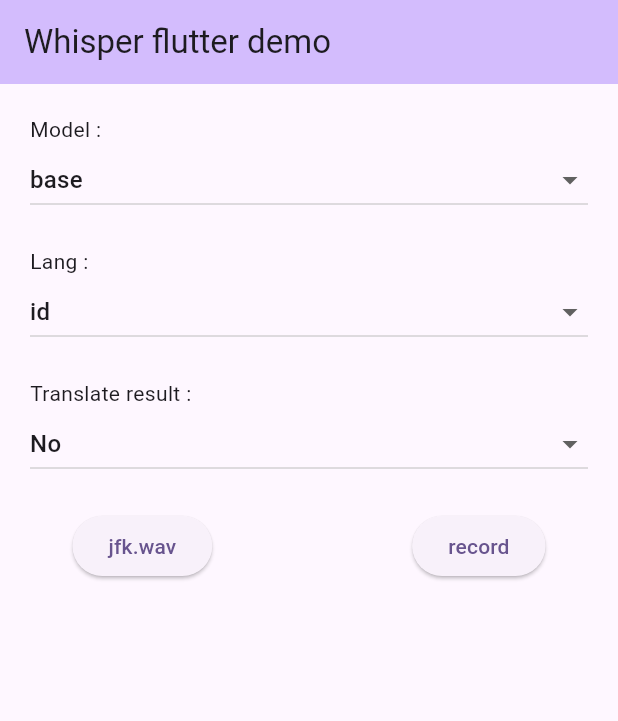
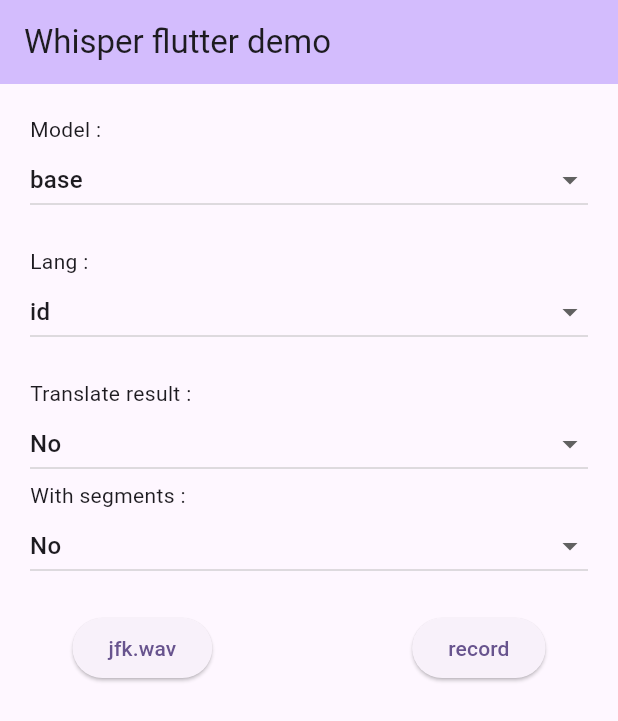
Before and after one commit to krikristoophe/whisper_flutter_plus, a Flutter app: the screen it shows after launch, on a phone screen of 412 x 824 dp. Shown: the top 721 px of the screen. Run offline on Flutter 3.47's test engine with Material 2 defaults, Android fonts, the phone set to English and light mode, and no system bars; our stand-ins replace flutter_riverpod, freezed_annotation, universal_io; missing offline and left inert: dart:ffi, easy_dart_logger, ffmpeg_kit_flutter_full_gpl, record; generated files the repository leaves out were written again.

Commit message:
feat: add transcribe segments with timestamp

```diff
--- a/example/lib/main.dart
+++ b/example/lib/main.dart
@@ -42,6 +42,7 @@
     final WhisperModel model = ref.watch(modelProvider);
     final String lang = ref.watch(langProvider);
     final bool translate = ref.watch(translateProvider);
+    final bool withSegments = ref.watch(withSegmentsProvider);
     final WhisperController controller = ref.watch(
       whisperControllerProvider.notifier,
     );
@@ -126,6 +127,27 @@
                         }
                       },
                     ),
+                    const Text('With segments :'),
+                    DropdownButton(
+                      isExpanded: true,
+                      value: withSegments,
+                      items: const [
+                        DropdownMenuItem(
+                          value: false,
+                          child: Text('No'),
+                        ),
+                        DropdownMenuItem(
+                          value: true,
+                          child: Text('Yes'),
+                        ),
+                      ],
+                      onChanged: (bool? withSegments) {
+                        if (withSegments != null) {
+                          ref.read(withSegmentsProvider.notifier).state =
+                              withSegments;
+                        }
+                      },
+                    ),
                     const SizedBox(height: 20),
                     Row(
                       mainAxisAlignment: MainAxisAlignment.spaceAround,
@@ -169,12 +191,37 @@
                     if (transcriptionResult != null) ...[
                       const SizedBox(height: 20),
                       Text(
-                        transcriptionResult.transcription,
+                        transcriptionResult.transcription.text,
                       ),
                       const SizedBox(height: 20),
                       Text(
                         transcriptionResult.time.toString(),
                       ),
+                      if (transcriptionResult.transcription.segments !=
+                          null) ...[
+                        const SizedBox(height: 20),
+                        Expanded(
+                          child: ListView.separated(
+                            itemCount: transcriptionResult
+                                .transcription.segments!.length,
+                            itemBuilder: (context, index) {
+                              final WhisperTranscribeSegment segment =
+                                  transcriptionResult
+                                      .transcription.segments![index];
+
+                              final Duration fromTs = segment.fromTs;
+                              final Duration toTs = segment.toTs;
+                              final String text = segment.text;
+                              return Text(
+                                '[$fromTs - $toTs] $text',
+                              );
+                            },
+                            separatorBuilder: (context, index) {
+                              return const Divider();
+                            },
+                          ),
+                        ),
+                      ],
                     ],
                   ],
                 );
--- a/example/lib/providers.dart
+++ b/example/lib/providers.dart
@@ -6,3 +6,5 @@
 final langProvider = StateProvider.autoDispose((ref) => 'id');
 
 final translateProvider = StateProvider((ref) => false);
+
+final withSegmentsProvider = StateProvider((ref) => false);
--- a/example/lib/whisper_controller.dart
+++ b/example/lib/whisper_controller.dart
@@ -26,12 +26,15 @@
 
     final bool translate = ref.read(translateProvider);
 
+    final bool withSegments = ref.read(withSegmentsProvider);
+
     try {
-      final String transcription = await whisper.transcribe(
+      final WhisperTranscribeResponse transcription = await whisper.transcribe(
         transcribeRequest: TranscribeRequest(
           audio: filePath,
           language: lang,
           isTranslate: translate,
+          isNoTimestamps: !withSegments,
         ),
       );
 
--- a/example/lib/whisper_result.dart
+++ b/example/lib/whisper_result.dart
@@ -1,8 +1,10 @@
+import 'package:whisper_flutter_plus/whisper_flutter_plus.dart';
+
 class TranscribeResult {
   const TranscribeResult({
     required this.transcription,
     required this.time,
   });
-  final String transcription;
+  final WhisperTranscribeResponse transcription;
   final Duration time;
 }
--- a/lib/models/_models.dart
+++ b/lib/models/_models.dart
@@ -1,2 +1,4 @@
 export './requests/transcribe_request.dart';
-export './whisper_response.dart';
+export './responses/whisper_transcribe_response.dart';
+export './responses/whisper_transcribe_segment.dart';
+export './responses/whisper_version_response.dart';
--- /dev/null
+++ b/lib/models/responses/whisper_transcribe_response.dart
@@ -0,0 +1,25 @@
+// ignore_for_file: invalid_annotation_target
+
+import 'package:freezed_annotation/freezed_annotation.dart';
+import 'package:whisper_flutter_plus/models/responses/whisper_transcribe_segment.dart';
+
+part 'whisper_transcribe_response.freezed.dart';
+part 'whisper_transcribe_response.g.dart';
+
+/// Response model of whisper getVersion
+@freezed
+class WhisperTranscribeResponse with _$WhisperTranscribeResponse {
+  ///
+  const factory WhisperTranscribeResponse({
+    @JsonKey(name: '@type') required String type,
+    required String text,
+    @JsonKey(name: 'segments')
+    required List<WhisperTranscribeSegment>? segments,
+  }) = _WhisperTranscribeResponse;
+
+  const WhisperTranscribeResponse._();
+
+  /// Parse [json] to WhisperTranscribeResponse
+  factory WhisperTranscribeResponse.fromJson(Map<String, dynamic> json) =>
+      _$WhisperTranscribeResponseFromJson(json);
+}
--- /dev/null
+++ b/lib/models/responses/whisper_transcribe_segment.dart
@@ -0,0 +1,36 @@
+// ignore_for_file: invalid_annotation_target
+
+import 'package:freezed_annotation/freezed_annotation.dart';
+
+part 'whisper_transcribe_segment.freezed.dart';
+part 'whisper_transcribe_segment.g.dart';
+
+@freezed
+
+/// Transcribe segment model
+class WhisperTranscribeSegment with _$WhisperTranscribeSegment {
+  ///
+  const factory WhisperTranscribeSegment({
+    @JsonKey(
+      name: 'from_ts',
+      fromJson: WhisperTranscribeSegment._durationFromInt,
+    )
+    required Duration fromTs,
+    @JsonKey(
+      name: 'to_ts',
+      fromJson: WhisperTranscribeSegment._durationFromInt,
+    )
+    required Duration toTs,
+    required String text,
+  }) = _WhisperTranscribeSegment;
+
+  /// Parse [json] to WhisperTranscribeSegment
+  factory WhisperTranscribeSegment.fromJson(Map<String, dynamic> json) =>
+      _$WhisperTranscribeSegmentFromJson(json);
+
+  static Duration _durationFromInt(int timestamp) {
+    return Duration(
+      milliseconds: timestamp * 10,
+    );
+  }
+}
--- /dev/null
+++ b/lib/models/responses/whisper_version_response.dart
@@ -0,0 +1,22 @@
+// ignore_for_file: invalid_annotation_target
+
+import 'package:freezed_annotation/freezed_annotation.dart';
+
+part 'whisper_version_response.freezed.dart';
+part 'whisper_version_response.g.dart';
+
+/// Response model of whisper getVersion
+@freezed
+class WhisperVersionResponse with _$WhisperVersionResponse {
+  ///
+  const factory WhisperVersionResponse({
+    @JsonKey(name: '@type') required String type,
+    required String message,
+  }) = _WhisperVersionResponse;
+
+  const WhisperVersionResponse._();
+
+  /// Parse [json] to WhisperVersionResponse
+  factory WhisperVersionResponse.fromJson(Map<String, dynamic> json) =>
+      _$WhisperVersionResponseFromJson(json);
+}
--- a/lib/models/whisper_dto.dart
+++ b/lib/models/whisper_dto.dart
@@ -1,11 +1,8 @@
-/// Common whisper communication fields
-abstract class WhisperDto {
+/// Common whisper request
+abstract class WhisperRequestDto {
+  /// Convert current request to String encoded whisper json
+  String toRequestString();
+
   /// Type of request or response
   String get specialType;
 }
-
-/// Common whisper request
-abstract class WhisperRequestDto extends WhisperDto {
-  /// Convert current request to String encoded whisper json
-  String toRequestString();
-}
--- a/lib/models/whisper_response.dart
+++ /dev/null
@@ -1,27 +0,0 @@
-// ignore_for_file: invalid_annotation_target
-
-import 'package:freezed_annotation/freezed_annotation.dart';
-import 'package:whisper_flutter_plus/models/whisper_dto.dart';
-
-part 'whisper_response.freezed.dart';
-part 'whisper_response.g.dart';
-
-/// Response model of whisper
-@freezed
-class WhisperResponse with _$WhisperResponse implements WhisperDto {
-  ///
-  const factory WhisperResponse({
-    @JsonKey(name: '@type') required String type,
-    required String? text,
-    required String? message,
-  }) = _WhisperResponse;
-
-  const WhisperResponse._();
-
-  /// Parse [json] to WhisperResponse
-  factory WhisperResponse.fromJson(Map<String, dynamic> json) =>
-      _$WhisperResponseFromJson(json);
-
-  @override
-  String get specialType => type;
-}
--- a/pubspec.yaml
+++ b/pubspec.yaml
@@ -1,6 +1,6 @@
 name: whisper_flutter_plus
 description: Ready to use whisper.cpp models implementation for iOS and Android
-version: 0.0.3
+version: 1.0.0
 homepage: https://github.com/krikristoophe/whisper_flutter_plus.git
 repository: https://github.com/krikristoophe/whisper_flutter_plus.git
 
```
Also changed, not shown: lib/whisper_flutter_plus.dart (+15 -11 lines), example/pubspec.lock, 2 other files.
